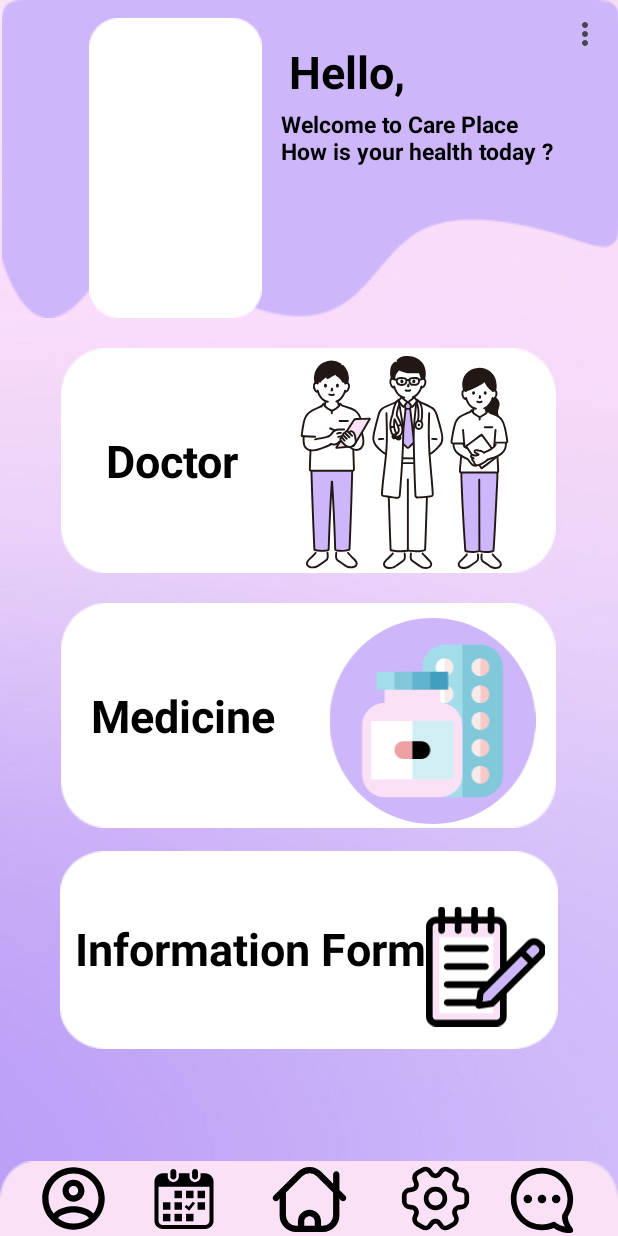
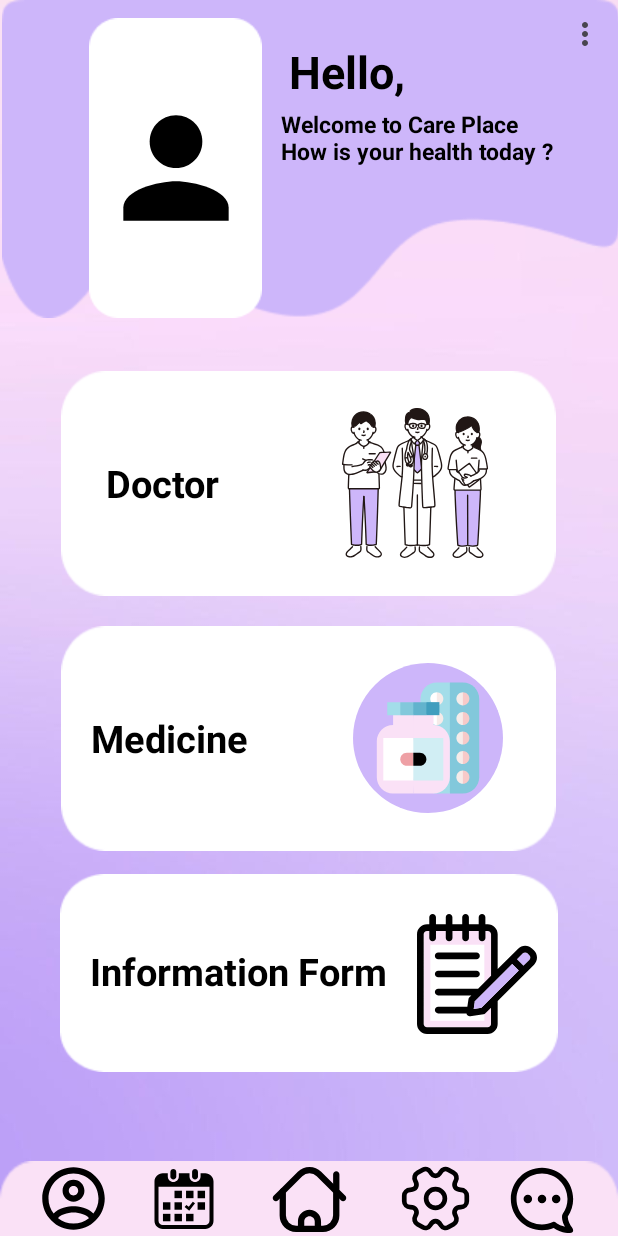
Before and after one commit to YaraMohamed12/Careplace, an Android app: the screen it shows after launch once a user with an empty profile is signed in (ListingDoctor before the commit, Patient_Home_Screen after it), on a phone screen of 412 x 824 dp. Run offline under Robolectric (Android 15) with nearby library versions, the phone set to English and light mode, and no system bars; our stand-ins replace Firebase (no records; nobody signed in at launch, a user with empty details on screens opened directly).

Commit message:
select image

```diff
--- a/app/src/main/AndroidManifest.xml
+++ b/app/src/main/AndroidManifest.xml
@@ -13,7 +13,7 @@
         android:theme="@style/Theme.CarePlace"
         tools:targetApi="31">
         <activity
-            android:name=".reset_password"
+            android:name=".Reset_Password"
             android:exported="false" />
         <activity
             android:name=".ForgetPasswordScreen"
@@ -22,7 +22,7 @@
             android:name=".NewAccForDoc"
             android:exported="false" />
         <activity
-            android:name=".ListingDoctor"
+            android:name=".Patient_Home_Screen"
             android:exported="false" />
         <activity
             android:name=".NewAccForPat"
--- a/app/src/main/java/com/example/careplace/ForgetPasswordScreen.kt
+++ b/app/src/main/java/com/example/careplace/ForgetPasswordScreen.kt
@@ -5,10 +5,7 @@ import android.os.Bundle
 import android.widget.Button
 import android.widget.TextView
 import android.widget.Toast
-import androidx.activity.enableEdgeToEdge
 import androidx.appcompat.app.AppCompatActivity
-import androidx.core.view.ViewCompat
-import androidx.core.view.WindowInsetsCompat
 import com.google.android.material.textfield.TextInputEditText
 import com.google.firebase.auth.FirebaseAuth
 
@@ -26,7 +23,7 @@ class ForgetPasswordScreen : AppCompatActivity() {
         GotoLOgIN()
         GotoCreatAcc()
         rest_btn.setOnClickListener {
-            val myintent2 = Intent(this , reset_password::class.java)
+            val myintent2 = Intent(this , Reset_Password::class.java)
             startActivity(myintent2)
             Resetpass()
         }
--- a/app/src/main/java/com/example/careplace/ListingDoctor.kt
+++ /dev/null
@@ -1,30 +0,0 @@
-package com.example.careplace
-
-import android.annotation.SuppressLint
-import android.content.Intent
-import android.os.Bundle
-import androidx.appcompat.widget.Toolbar
-import androidx.appcompat.app.AppCompatActivity
-import com.google.firebase.auth.FirebaseAuth
-
-class ListingDoctor : AppCompatActivity() {
- lateinit var toolbar: Toolbar
-    @SuppressLint("MissingInflatedId")
-    override fun onCreate(savedInstanceState: Bundle?) {
-        super.onCreate(savedInstanceState)
-        setContentView(R.layout.activity_listing_doctor)
-         toolbar = findViewById(R.id.mytoolbar)
-        toolbar.inflateMenu(R.menu.main_menu)
-        toolbar.setOnMenuItemClickListener { menuItem ->
-            if(menuItem.itemId == R.id.Log_out)
-            {
-                FirebaseAuth.getInstance().signOut()
-                val myIntent = Intent(this,LogInScreen::class.java)
-                startActivity(myIntent)
-            }
-            true
-        }
-
-    }
-
-}
--- a/app/src/main/java/com/example/careplace/LogInScreen.kt
+++ b/app/src/main/java/com/example/careplace/LogInScreen.kt
@@ -87,7 +87,7 @@ class LogInScreen : AppCompatActivity() {
         val user = myAuthn.currentUser
         if (user!!.isEmailVerified)
         {
-            val myintent = Intent(this, ListingDoctor::class.java)
+            val myintent = Intent(this, Patient_Home_Screen::class.java)
             startActivity(myintent)
         }
         else
--- a/app/src/main/java/com/example/careplace/MainActivity.kt
+++ b/app/src/main/java/com/example/careplace/MainActivity.kt
@@ -3,7 +3,6 @@ package com.example.careplace
 import android.content.Intent
 import android.os.Bundle
 import android.widget.Button
-import androidx.activity.enableEdgeToEdge
 import androidx.appcompat.app.AppCompatActivity
 import com.google.firebase.auth.FirebaseAuth
 
@@ -35,7 +34,7 @@ lateinit var mAuth: FirebaseAuth
         super.onStart()
     if(mAuth.currentUser != null)
     {
-        val myintent = Intent(this ,ListingDoctor::class.java)
+        val myintent = Intent(this ,Patient_Home_Screen::class.java)
         startActivity(myintent)
     }
     }
--- /dev/null
+++ b/app/src/main/java/com/example/careplace/Patient_Home_Screen.kt
@@ -0,0 +1,51 @@
+package com.example.careplace
+
+import android.annotation.SuppressLint
+import android.content.Intent
+import android.os.Bundle
+import android.widget.ImageView
+import androidx.activity.result.contract.ActivityResultContracts
+import androidx.appcompat.widget.Toolbar
+import androidx.appcompat.app.AppCompatActivity
+import com.google.firebase.auth.FirebaseAuth
+
+class Patient_Home_Screen : AppCompatActivity() {
+ lateinit var toolbar: Toolbar
+ lateinit var user_image : ImageView
+    @SuppressLint("MissingInflatedId")
+    override fun onCreate(savedInstanceState: Bundle?) {
+        super.onCreate(savedInstanceState)
+        setContentView(R.layout.patient_home_screen)
+         toolbar = findViewById(R.id.mytoolbar)
+        user_image = findViewById(R.id.select_image)
+        toolbar.inflateMenu(R.menu.main_menu)
+        toolbar.setOnMenuItemClickListener { menuItem ->
+            if(menuItem.itemId == R.id.Log_out)
+            {
+                FirebaseAuth.getInstance().signOut()
+                val myIntent = Intent(this,LogInScreen::class.java)
+                startActivity(myIntent)
+            }
+            true
+        }
+
+        user_image.setOnClickListener {
+            val myintent3 = Intent(Intent.ACTION_PICK)
+            myintent3.type = "image/*"
+            try {
+                startActivityForResult(myintent3, 5)
+            } catch (e: Exception) {
+                // Handle exception, if any
+                e.printStackTrace()
+            }
+        }
+    }
+
+    @Deprecated("Deprecated in Java")
+    override fun onActivityResult(requestCode: Int, resultCode: Int, data: Intent?) {
+        super.onActivityResult(requestCode, resultCode, data)
+        if (requestCode == 5 && resultCode == RESULT_OK) {
+            // Handle selected image here
+        }
+    }
+}
--- a/app/src/main/java/com/example/careplace/reset_password.kt
+++ b/app/src/main/java/com/example/careplace/Reset_Password.kt
@@ -6,7 +6,7 @@ import androidx.appcompat.app.AppCompatActivity
 import androidx.core.view.ViewCompat
 import androidx.core.view.WindowInsetsCompat
 
-class reset_password : AppCompatActivity() {
+class Reset_Password : AppCompatActivity() {
     override fun onCreate(savedInstanceState: Bundle?) {
         super.onCreate(savedInstanceState)
         enableEdgeToEdge()
--- /dev/null
+++ b/app/src/main/res/drawable/person.xml
@@ -0,0 +1,7 @@
+<vector xmlns:android="http://schemas.android.com/apk/res/android" android:height="150dp" android:viewportHeight="24" android:viewportWidth="24" android:width="150dp">
+
+    <path android:fillColor="#000000" android:pathData="M12,4C9.79,4 8,5.79 8,8C8,10.21 9.79,12 12,12C14.21,12 16,10.21 16,8C16,5.79 14.21,4 12,4Z"/>
+
+    <path android:fillColor="#000000" android:pathData="M4,18C4,15.34 9.33,14 12,14C14.67,14 20,15.34 20,18V20H4V18Z"/>
+
+</vector>
--- a/app/src/main/res/layout/activity_reset_password.xml
+++ b/app/src/main/res/layout/activity_reset_password.xml
@@ -5,7 +5,7 @@
     android:id="@+id/main"
     android:layout_width="match_parent"
     android:layout_height="match_parent"
-    tools:context=".reset_password"
+    tools:context=".Reset_Password"
     android:background="@drawable/background">
 
     <TextView
--- a/app/src/main/res/layout/activity_listing_doctor.xml
+++ b/app/src/main/res/layout/patient_home_screen.xml
@@ -5,7 +5,7 @@
     android:id="@+id/main"
     android:layout_width="match_parent"
     android:layout_height="match_parent"
-    tools:context=".ListingDoctor"
+    tools:context=".Patient_Home_Screen"
     android:background="@drawable/background"
     >
 
@@ -118,7 +118,7 @@
         android:id="@+id/choose_doctor"
         android:layout_width="330dp"
         android:layout_height="150dp"
-        android:layout_marginTop="20dp"
+        android:layout_marginTop="35dp"
         android:background="@drawable/homescreen_btn"
         app:layout_constraintEnd_toEndOf="parent"
         app:layout_constraintHorizontal_bias="0.497"
@@ -138,14 +138,15 @@
                 android:layout_margin="30dp"
                 android:text="@string/doc"
                 android:textColor="@color/black"
-                android:textSize="30sp"
+                android:textSize="25sp"
                 android:textStyle="bold" />
 
             <ImageView
                 android:id="@+id/imageView14"
-                android:layout_width="150dp"
-                android:layout_height="142dp"
-                android:layout_margin="5dp"
+                android:layout_width="100dp"
+                android:layout_height="100dp"
+                android:layout_gravity="center"
+                android:layout_marginStart="50dp"
                 app:srcCompat="@drawable/doc_pic" />
         </LinearLayout>
     </FrameLayout>
@@ -174,14 +175,15 @@
                 android:layout_margin="20dp"
                 android:text="@string/medicine"
                 android:textColor="@color/black"
-                android:textSize="30sp"
+                android:textSize="25sp"
                 android:textStyle="bold" />
 
             <ImageView
                 android:id="@+id/imageView15"
-                android:layout_width="150dp"
-                android:layout_height="137dp"
-                android:layout_margin="10dp"
+                android:layout_width="100dp"
+                android:layout_height="100dp"
+                android:layout_marginStart="50dp"
+                android:layout_gravity="center"
                 app:srcCompat="@drawable/medicine_pic"
                 />
         </LinearLayout>
@@ -209,16 +211,18 @@
                 android:layout_width="wrap_content"
                 android:layout_height="wrap_content"
                 android:layout_gravity="center"
-                android:layout_marginStart="10dp"
+                android:layout_marginStart="20dp"
                 android:text="@string/info_form"
                 android:textColor="@color/black"
-                android:textSize="30sp"
+                android:textSize="25sp"
                 android:textStyle="bold" />
 
             <ImageView
                 android:id="@+id/imageView16"
                 android:layout_width="80dp"
-                android:layout_height="150dp"
+                android:layout_height="100dp"
+                android:layout_gravity="center"
+                android:layout_marginStart="20dp"
                 android:layout_marginTop="2dp"
                 app:srcCompat="@drawable/report" />
         </LinearLayout>
@@ -252,5 +256,15 @@
         app:layout_constraintStart_toEndOf="@+id/imageView9"
         app:layout_constraintTop_toBottomOf="@+id/textView14" />
 
+    <ImageView
+        android:id="@+id/select_image"
+        android:layout_width="105dp"
+        android:layout_height="184dp"
+        app:layout_constraintBottom_toBottomOf="@+id/imageView9"
+        app:layout_constraintEnd_toEndOf="@+id/imageView9"
+        app:layout_constraintStart_toStartOf="@+id/imageView9"
+        app:layout_constraintTop_toTopOf="@+id/imageView9"
+        app:srcCompat="@drawable/person" />
+
 
 </androidx.constraintlayout.widget.ConstraintLayout>
```
Also changed, not shown: app/build.gradle.kts (+11 -2 lines).
